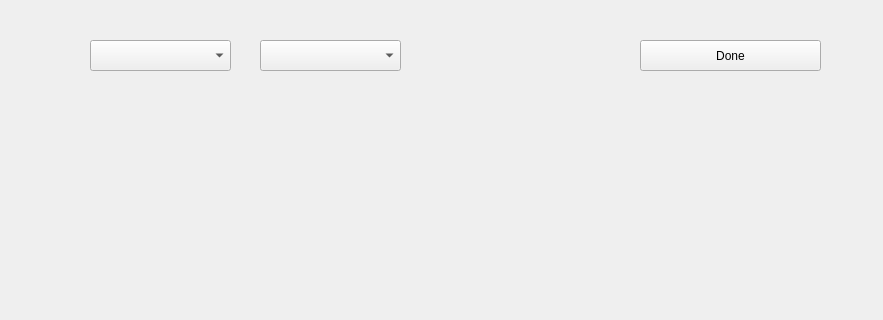
Before: the Qt Designer form mainwindow.ui in WinterCS003/Project-2, drawn with Qt 5; both pictures show x 0 to 883 and y 0 to 320 of the 883 by 734 pixel window.
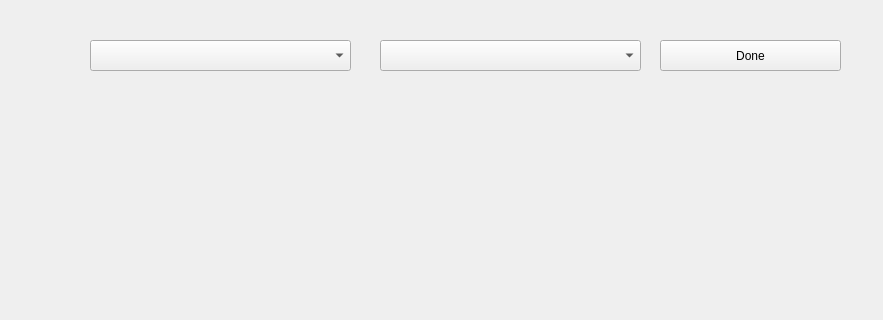
After: the same form once the commit is applied. The open tabs and pages were chosen to show the change. Icons and pictures are not drawn.

Commit message: resized dropdown for path view

Diff of the .ui file:
```diff
--- a/mainwindow.ui
+++ b/mainwindow.ui
@@ -1088,7 +1088,7 @@
      <widget class="QPushButton" name="pathView_DoneButton">
       <property name="geometry">
        <rect>
-        <x>630</x>
+        <x>650</x>
         <y>40</y>
         <width>181</width>
         <height>31</height>
@@ -1103,7 +1103,7 @@
        <rect>
         <x>80</x>
         <y>40</y>
-        <width>141</width>
+        <width>261</width>
         <height>31</height>
        </rect>
       </property>
@@ -1111,9 +1111,9 @@
      <widget class="QComboBox" name="pathViewCombo_2">
       <property name="geometry">
        <rect>
-        <x>250</x>
+        <x>370</x>
         <y>40</y>
-        <width>141</width>
+        <width>261</width>
         <height>31</height>
        </rect>
       </property>
```
Left out of the diff: 2 changed lines with no effect on the pictures.
